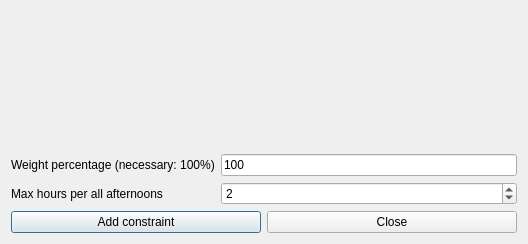
Above: fet/src/interface/addconstraintteachersmaxhoursperallafternoonsform_template.ui from vonmecheln/fet before the change. Below: the same form after it.
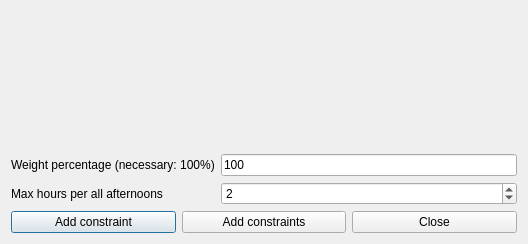
That is the form after the change.

Diff of the .ui file:
```diff
--- a/fet/src/interface/addconstraintteachersmaxhoursperallafternoonsform_template.ui
+++ b/fet/src/interface/addconstraintteachersmaxhoursperallafternoonsform_template.ui
@@ -39,6 +39,13 @@
        </property>
       </widget>
      </item>
+     <item>
+      <widget class="QPushButton" name="addConstraintsPushButton">
+       <property name="text">
+        <string>Add constraints</string>
+       </property>
+      </widget>
+     </item>
      <item>
       <widget class="QPushButton" name="closePushButton">
        <property name="text">
```
